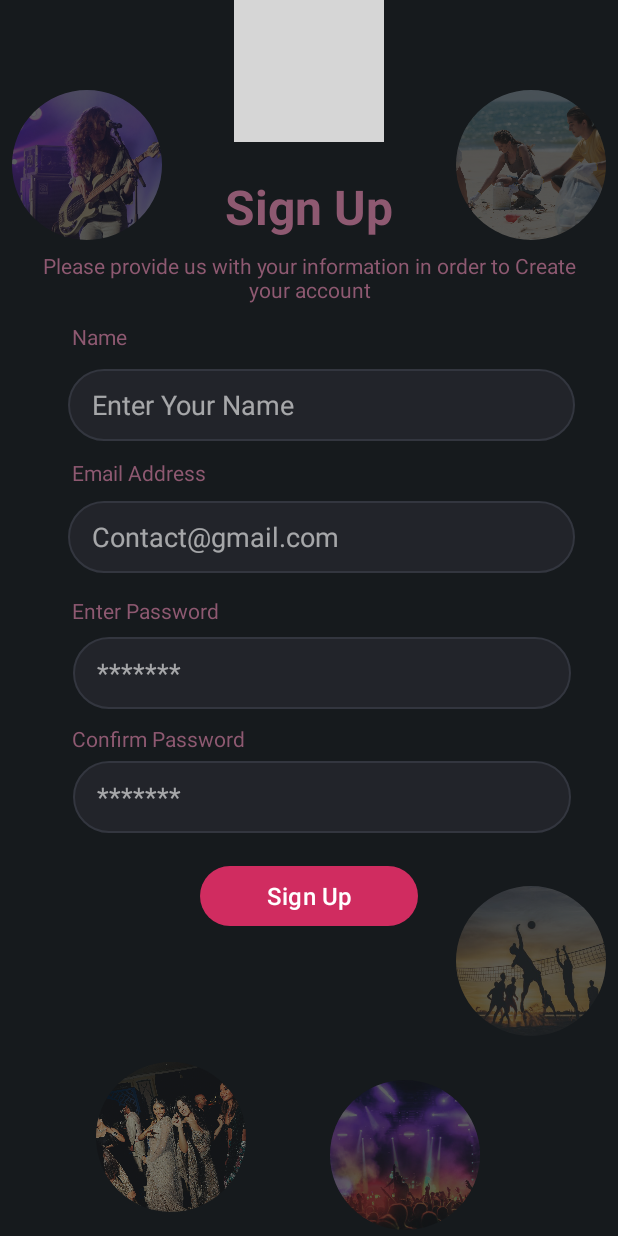
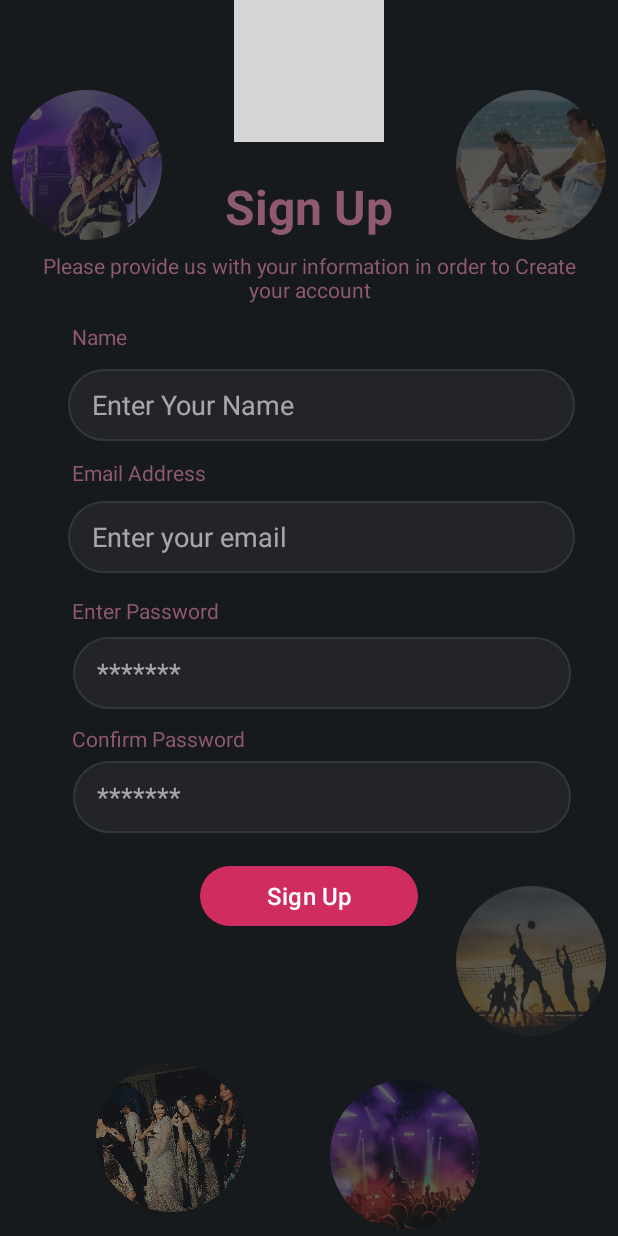
Before and after one commit to TiaGala16/TickeTingo, an Android app: the screen it shows after launch (SignUp), after a tap on "SIGNUP", on a phone screen of 412 x 824 dp. Run offline under Robolectric (Android 15) with nearby library versions, the light colour scheme and no system bars; our stand-ins replace Firebase (no records; nobody signed in at launch, a user with empty details on screens opened directly); grey boxes are pictures that could not be loaded.

Commit message:
UI fixes done

```diff
--- a/app/src/main/res/layout/activity_sign_up.xml
+++ b/app/src/main/res/layout/activity_sign_up.xml
@@ -90,7 +90,7 @@
         android:hint="Enter Your Name"
         android:paddingStart="16dp"
         android:paddingEnd="16dp"
-        android:textColor="#090909"
+        android:textColor="#FFFF"
         android:textColorHint="#99FFFFFF"
         app:layout_constraintEnd_toEndOf="parent"
         app:layout_constraintStart_toStartOf="parent"
@@ -105,11 +105,11 @@
         android:layout_marginTop="9dp"
         android:layout_marginEnd="31dp"
         android:background="@drawable/rounded_edittext_bg"
-        android:hint="Contact@gmail.com"
+        android:hint="Enter your email"
         android:inputType="textEmailAddress"
         android:paddingStart="16dp"
         android:paddingEnd="16dp"
-        android:textColor="@color/black"
+        android:textColor="#FFFF"
         android:textColorHint="#99FFFFFF"
         app:layout_constraintEnd_toEndOf="parent"
         app:layout_constraintHorizontal_bias="0.5"
@@ -129,7 +129,7 @@
         android:inputType="textPassword"
         android:paddingStart="16dp"
         android:paddingEnd="16dp"
-        android:textColor="@color/black"
+        android:textColor="#FFFF"
         android:textColorHint="#99FFFFFF"
         app:layout_constraintEnd_toEndOf="parent"
         app:layout_constraintStart_toStartOf="parent"
@@ -148,7 +148,7 @@
         android:inputType="textPassword"
         android:paddingStart="16dp"
         android:paddingEnd="16dp"
-        android:textColor="@color/black"
+        android:textColor="#FFFF"
         android:textColorHint="#99FFFFFF"
         app:layout_constraintEnd_toEndOf="parent"
         app:layout_constraintStart_toStartOf="parent"
--- a/app/src/main/res/layout/fragment_admin_profile_sidebar.xml
+++ b/app/src/main/res/layout/fragment_admin_profile_sidebar.xml
@@ -67,7 +67,7 @@
         android:id="@+id/makeAdminBtn"
         android:layout_width="match_parent"
         android:layout_height="wrap_content"
-        android:text="Make Admin"
+        android:text="Admin Access"
         android:backgroundTint="#D02C60"
         android:textAllCaps="false"
         android:textColor="@android:color/white"
--- a/app/src/main/res/layout/fragment_profile_sidebar.xml
+++ b/app/src/main/res/layout/fragment_profile_sidebar.xml
@@ -59,14 +59,16 @@
         android:layout_height="wrap_content"
         android:backgroundTint="@color/accent_pink"
         android:text="Show My Tickets"
-        android:layout_marginBottom="10dp"/>
+        android:layout_marginBottom="10dp"
+        android:textColor="@android:color/white"/>
     <Button
         android:id="@+id/btnTransactionHistory"
         android:layout_width="match_parent"
         android:layout_height="wrap_content"
         android:backgroundTint="@color/accent_pink"
         android:text="Transaction History"
-        android:layout_marginBottom="10dp"/>
+        android:layout_marginBottom="10dp"
+        android:textColor="@android:color/white"/>
 
     <Button
         android:id="@+id/btnlogout"
```
Also changed, not shown: app/src/main/java/com/example/ticketingo/view/TransactionHistoryActivity.java (+1 -6 lines).
